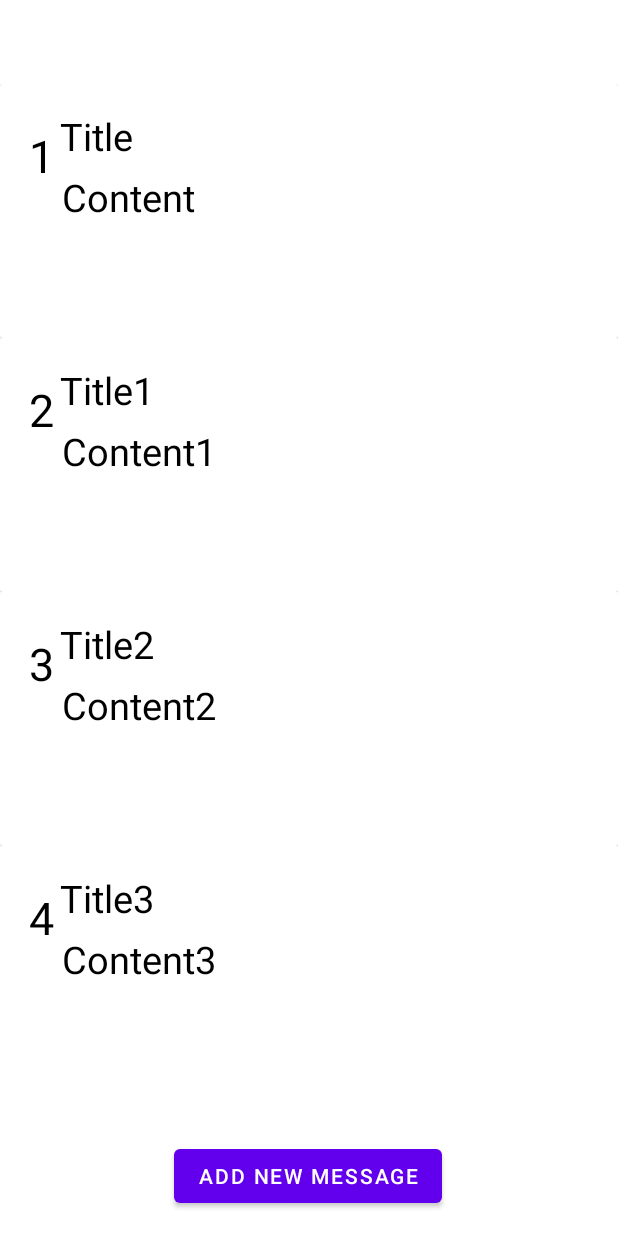
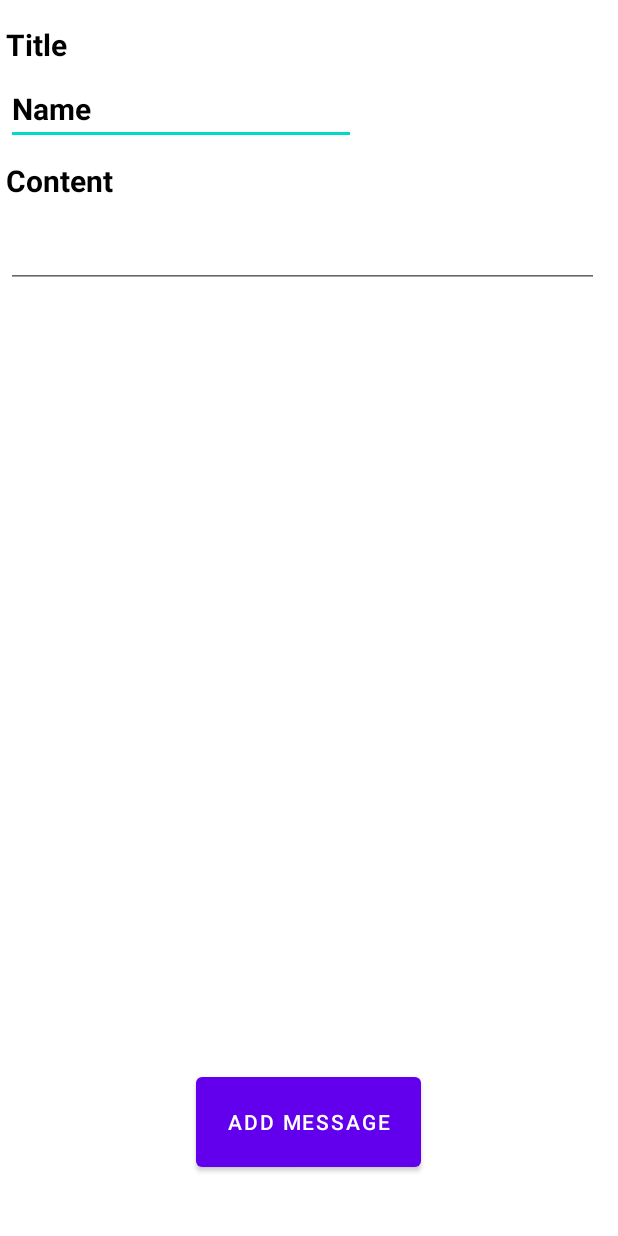
Before and after one commit to MichelStath/PtyxiakiLauncher, an Android app: the FastMessagesActivity screen opened directly, with no data from a screen before it, after a tap on "ADD NEW MESSAGE", on a phone screen of 412 x 824 dp. Run offline under Robolectric (Android 15) with nearby library versions, the phone set to English and light mode, and no system bars.

Commit message:
Send Fast message DONE

```diff
--- a/app/src/main/AndroidManifest.xml
+++ b/app/src/main/AndroidManifest.xml
@@ -19,6 +19,9 @@
         android:supportsRtl="true"
         android:theme="@style/Theme.PtyxiakiLauncher"
         tools:targetApi="31">
+        <activity
+            android:name=".AddFastMessageActivity"
+            android:exported="false" />
         <activity
             android:name=".FastMessagesActivity"
             android:exported="false" />
--- /dev/null
+++ b/app/src/main/java/com/example/activities/ptyxiakilauncher/AddFastMessageActivity.java
@@ -0,0 +1,102 @@
+package com.example.activities.ptyxiakilauncher;
+
+import androidx.appcompat.app.AppCompatActivity;
+
+import android.content.Context;
+import android.os.Bundle;
+import android.text.InputFilter;
+import android.text.Spanned;
+import android.text.TextPaint;
+import android.view.View;
+import android.widget.EditText;
+import android.widget.Toast;
+
+import com.example.activities.ptyxiakilauncher.classes.Helper;
+import com.example.activities.ptyxiakilauncher.classes.Models;
+
+public class AddFastMessageActivity extends AppCompatActivity {
+    Helper.MessageDbHelper db;
+    EditText messTitle,messContent;
+
+    @Override
+    protected void onCreate(Bundle savedInstanceState) {
+        super.onCreate(savedInstanceState);
+        setContentView(R.layout.activity_add_fast_message);
+        db = new Helper.MessageDbHelper(this);
+        messTitle = findViewById(R.id.add_message_title_txt);
+        messContent = findViewById(R.id.add_message_content_txt);
+        messContent.setFilters(new InputFilter[] {new LineCountInputFilter(5,50,this)});
+
+    }
+
+    public void addNewMessageToDB(View view) {
+        if (messTitle.getText() != null && messContent.getText() != null){
+            db.addMessage(new Models.FastMessage(messTitle.getText().toString(),messContent.getText().toString()));
+            finish();
+        }else {
+            Toast.makeText(this, "Fill all the Fields!", Toast.LENGTH_SHORT).show();
+        }
+    }
+
+    private static class LineCountInputFilter implements InputFilter {
+        private int maxLines;
+        private int maxChars;
+        private Context context;
+
+        public LineCountInputFilter(int maxLines, int maxChars, Context context) {
+            this.maxLines = maxLines;
+            this.maxChars = maxChars;
+            this.context = context;
+        }
+
+
+        private int countOccurrences(String text, char target) {
+            int count = 0;
+            for (int i = 0; i < text.length(); i++) {
+                if (text.charAt(i) == target) {
+                    count++;
+                }
+            }
+            return count;
+        }
+
+        @Override
+        public CharSequence filter(CharSequence source, int start, int end, Spanned dest, int dstart, int dend) {
+            int newLinesToBeAdded = countOccurrences(source.toString(), '\n');
+
+            int lines = countOccurrences(dest.toString(), '\n') + newLinesToBeAdded;
+
+            if (lines > maxLines) {
+                int allowedLines = maxLines - countOccurrences(dest.toString(), '\n');
+                int allowedLength = dest.length() + (end - start) - (dend - dstart);
+
+                if (allowedLength == 0) {
+                    return "";
+                }
+
+                int sourceEnd = start + Math.min(allowedLength, end - start);
+
+                while (sourceEnd > start && source.charAt(sourceEnd - 1) != '\n') {
+                    sourceEnd--;
+                }
+
+                // Check if the last character to be added is '\n'
+                if (sourceEnd > start && source.charAt(sourceEnd - 1) == '\n') {
+                    // If it is, don't add the '\n' and just return the preceding characters
+                    sourceEnd--;
+                }
+
+                return source.subSequence(start, sourceEnd);
+            }
+
+            int remainingChars = maxChars - dest.length();
+            int charsToKeep = Math.min(end - start, remainingChars);
+
+            if (dest.length() + charsToKeep >= maxChars) {
+                Toast.makeText(context, "Max Length 50 chars", Toast.LENGTH_SHORT).show();
+            }
+            return source.subSequence(start, start + charsToKeep);
+        }
+
+    }
+}
--- a/app/src/main/java/com/example/activities/ptyxiakilauncher/FastMessagesActivity.java
+++ b/app/src/main/java/com/example/activities/ptyxiakilauncher/FastMessagesActivity.java
@@ -4,6 +4,7 @@ import androidx.appcompat.app.AppCompatActivity;
 import androidx.recyclerview.widget.LinearLayoutManager;
 import androidx.recyclerview.widget.RecyclerView;
 
+import android.content.Intent;
 import android.os.Bundle;
 import android.view.View;
 
@@ -40,12 +41,8 @@ public class FastMessagesActivity extends AppCompatActivity implements CustomAda
 
     public void addNewMessage(View view) {
         //go to add new message
-        db.addMessage(new Models.FastMessage("Title","Content"));
-        db.addMessage(new Models.FastMessage("Title1","Content1"));
-        db.addMessage(new Models.FastMessage("Title2","Content2"));
-        db.addMessage(new Models.FastMessage("Title3","Content3"));
-        db.addMessage(new Models.FastMessage("Title4","Content54"));
-        db.addMessage(new Models.FastMessage("Title5","Content324"));
-        UpdateRecyclerView1();
+        Intent i = new Intent(this, AddFastMessageActivity.class);
+        startActivity(i);
+        //UpdateRecyclerView1();
     }
 }
--- /dev/null
+++ b/app/src/main/res/layout/activity_add_fast_message.xml
@@ -0,0 +1,74 @@
+<?xml version="1.0" encoding="utf-8"?>
+<androidx.constraintlayout.widget.ConstraintLayout xmlns:android="http://schemas.android.com/apk/res/android"
+    xmlns:app="http://schemas.android.com/apk/res-auto"
+    xmlns:tools="http://schemas.android.com/tools"
+    android:layout_width="match_parent"
+    android:layout_height="match_parent"
+    tools:context=".AddFastMessageActivity">
+
+    <TextView
+        android:id="@+id/textView6"
+        android:layout_width="wrap_content"
+        android:layout_height="wrap_content"
+        android:layout_marginStart="4dp"
+        android:layout_marginTop="16dp"
+        android:text="Title"
+        android:textColor="@color/black"
+        android:textSize="20sp"
+        android:textStyle="bold"
+        app:layout_constraintStart_toStartOf="parent"
+        app:layout_constraintTop_toTopOf="parent" />
+
+    <EditText
+        android:id="@+id/add_message_title_txt"
+        android:layout_width="wrap_content"
+        android:layout_height="wrap_content"
+        android:layout_marginTop="5dp"
+        android:ems="10"
+        android:inputType="text"
+        android:text="Name"
+        android:textColor="@color/black"
+        android:textSize="20sp"
+        android:textStyle="bold"
+        app:layout_constraintStart_toStartOf="@+id/textView6"
+        app:layout_constraintTop_toBottomOf="@+id/textView6" />
+
+    <TextView
+        android:id="@+id/textView7"
+        android:layout_width="wrap_content"
+        android:layout_height="wrap_content"
+        android:layout_marginTop="10dp"
+        android:text="Content"
+        android:textColor="@color/black"
+        android:textSize="20sp"
+        android:textStyle="bold"
+        app:layout_constraintStart_toStartOf="@+id/add_message_title_txt"
+        app:layout_constraintTop_toBottomOf="@+id/add_message_title_txt" />
+
+    <EditText
+        android:id="@+id/add_message_content_txt"
+        android:layout_width="395dp"
+        android:layout_height="wrap_content"
+        android:layout_marginTop="10dp"
+        android:ems="10"
+        android:gravity="start|top"
+        android:inputType="textMultiLine"
+        android:textColor="@color/black"
+        android:textSize="20sp"
+        android:textStyle="bold"
+        android:maxLines="5"
+        app:layout_constraintStart_toStartOf="@+id/textView7"
+        app:layout_constraintTop_toBottomOf="@+id/textView7" />
+
+    <Button
+        android:id="@+id/button4"
+        android:layout_width="150dp"
+        android:layout_height="72dp"
+        android:layout_marginBottom="40dp"
+        android:text="Add Message"
+        android:onClick="addNewMessageToDB"
+        app:layout_constraintBottom_toBottomOf="parent"
+        app:layout_constraintEnd_toEndOf="parent"
+        app:layout_constraintHorizontal_bias="0.498"
+        app:layout_constraintStart_toStartOf="parent" />
+</androidx.constraintlayout.widget.ConstraintLayout>
--- a/app/src/main/res/layout/activity_fast_messages.xml
+++ b/app/src/main/res/layout/activity_fast_messages.xml
@@ -5,7 +5,6 @@ xmlns:tools="http://schemas.android.com/tools"
 android:layout_width="match_parent"
 android:layout_height="match_parent"
 tools:context=".FastMessagesActivity">
-
     <androidx.recyclerview.widget.RecyclerView
         android:id="@+id/recyclerView1"
         android:layout_width="match_parent"
@@ -30,5 +29,4 @@ tools:context=".FastMessagesActivity">
         app:layout_constraintHorizontal_bias="0.498"
         app:layout_constraintStart_toStartOf="parent" />
 
-
 </androidx.constraintlayout.widget.ConstraintLayout>
--- a/app/src/main/res/layout/message_row.xml
+++ b/app/src/main/res/layout/message_row.xml
@@ -45,13 +45,14 @@
             <TextView
                 android:id="@+id/message_content_txt"
                 android:layout_width="329dp"
-                android:layout_height="96dp"
+                android:layout_height="wrap_content"
                 android:layout_marginLeft="5sp"
                 android:layout_marginTop="5dp"
                 android:text="contentdasdasd \n edfdsf \n edsffd"
                 android:textColor="@color/black"
                 android:textSize="25sp"
                 android:scrollbars="vertical"
+                android:maxLines="5"
                 app:layout_constraintBottom_toBottomOf="parent"
                 app:layout_constraintStart_toEndOf="@+id/message_id_txt"
                 app:layout_constraintTop_toBottomOf="@+id/message_title_txt" />
```
Also changed, not shown: app/src/main/java/com/example/activities/ptyxiakilauncher/classes/CustomAdapter1.java (+5 -2 lines), app/src/main/java/com/example/activities/ptyxiakilauncher/classes/Helper.java (+13 -0 lines).
